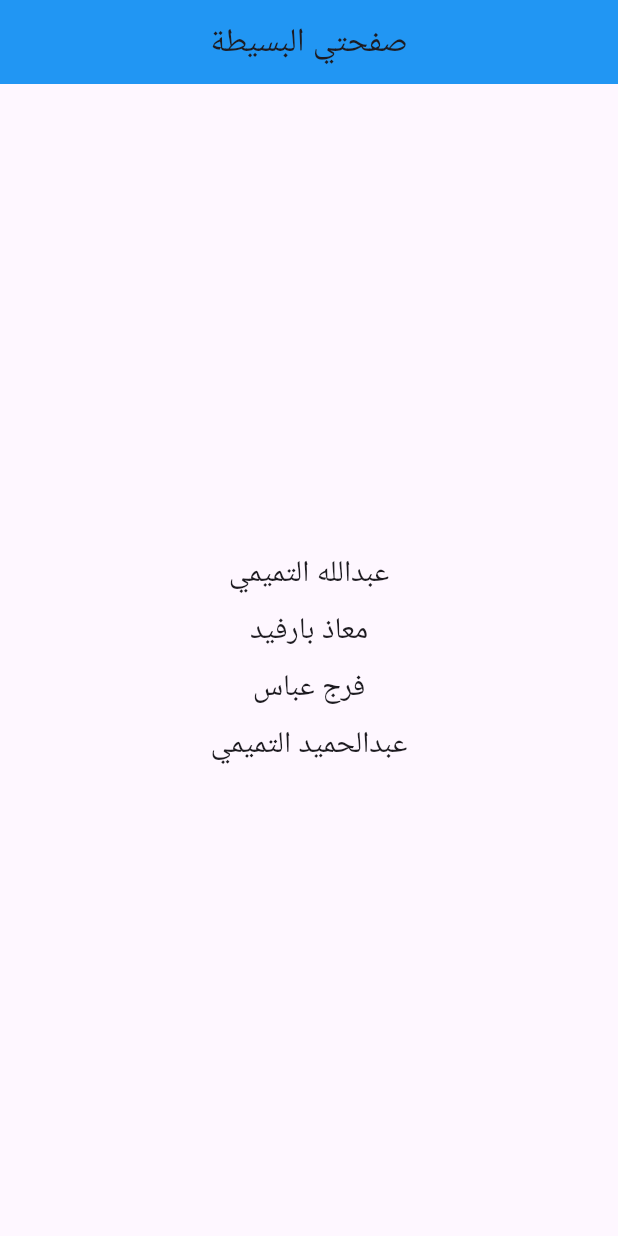
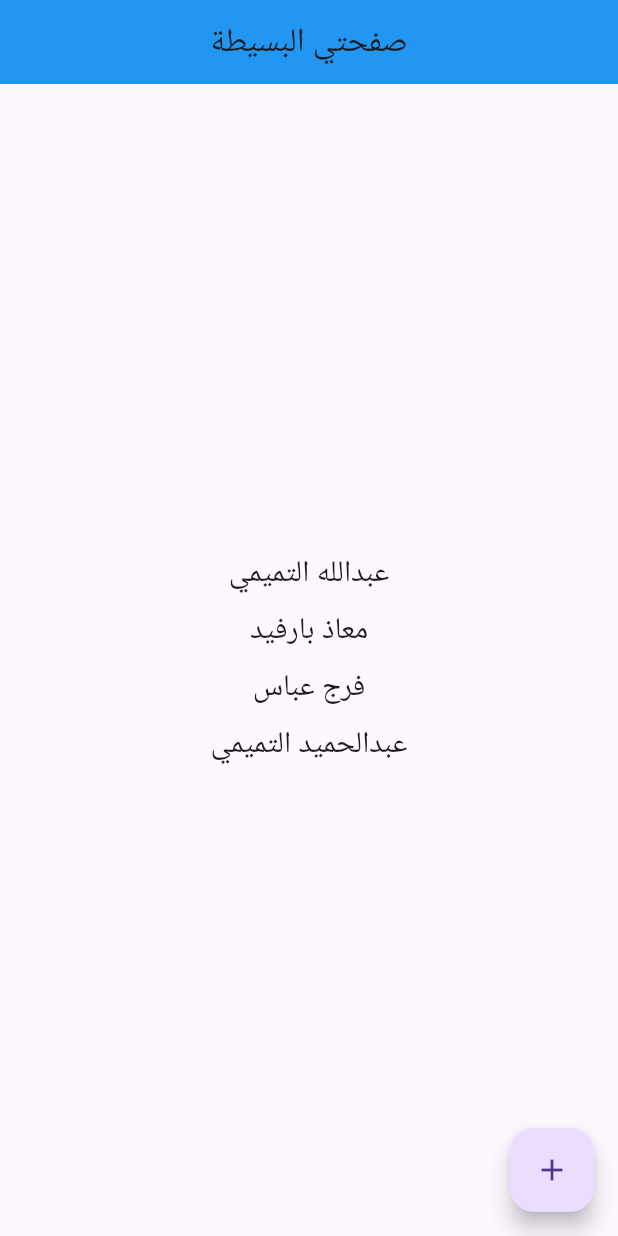
Before and after one commit to Flamingo4Technology/final_project1, a Flutter app: the screen it shows after launch, on a phone screen of 412 x 824 dp. Run offline on Flutter 3.47's test engine with Material 3 defaults, Android fonts, the phone set to English and light mode, and no system bars.

Commit message:
faraj abaas

```diff
--- a/lib/main.dart
+++ b/lib/main.dart
@@ -28,6 +28,15 @@ class MyApp extends StatelessWidget {
             ],
           ),
         ),
+        floatingActionButton: FloatingActionButton(
+  onPressed: () {
+    ScaffoldMessenger.of(context).showSnackBar(
+      const SnackBar(content: Text('تم الضغط على الزر!')),
+    );
+  },
+  child: const Icon(Icons.add),
+),
+
       ),
     );
   }
```
